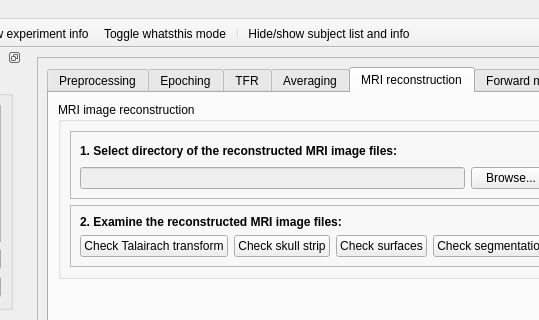
Before: the Qt Designer form meggie_batch/ui/qt4Designer_ui_files/mainWindowBatch.ui in cibr-jyu/meggie, drawn with Qt 5; both pictures show x 308 to 847 and y 0 to 320 of the 1404 by 756 pixel window.
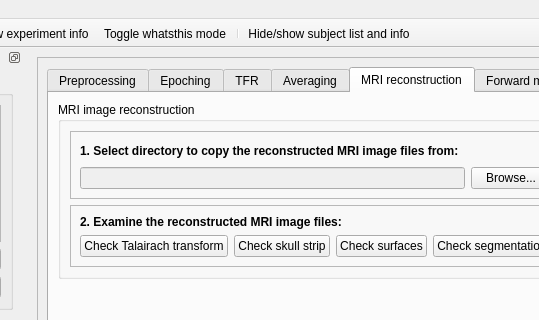
After: the same form once the commit is applied. The open tabs and pages were chosen to show the change. Icons and pictures are not drawn.

The edit to the form file:
```diff
--- a/meggie_batch/ui/qt4Designer_ui_files/mainWindowBatch.ui
+++ b/meggie_batch/ui/qt4Designer_ui_files/mainWindowBatch.ui
@@ -1755,7 +1755,7 @@
                                <string>MRI-image reconstruction can take a day, therefore Meggie only allows importing the pre-reconstructed image. You can, however, examine the reconstructed image with provided tools.</string>
                               </property>
                               <property name="text">
-                               <string>1. Select directory of the reconstructed MRI image files:</string>
+                               <string>1. Select directory to copy the reconstructed MRI image files from:</string>
                               </property>
                              </widget>
                             </item>
```
Left out of the diff: 2 changed lines with no effect on the pictures.
